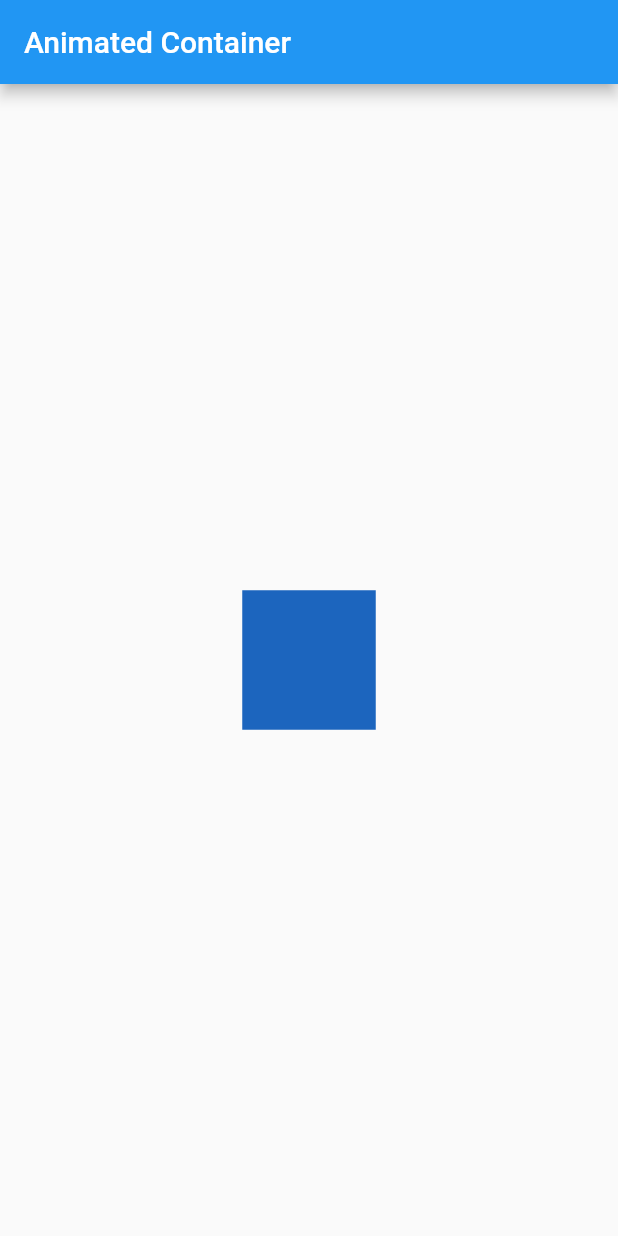
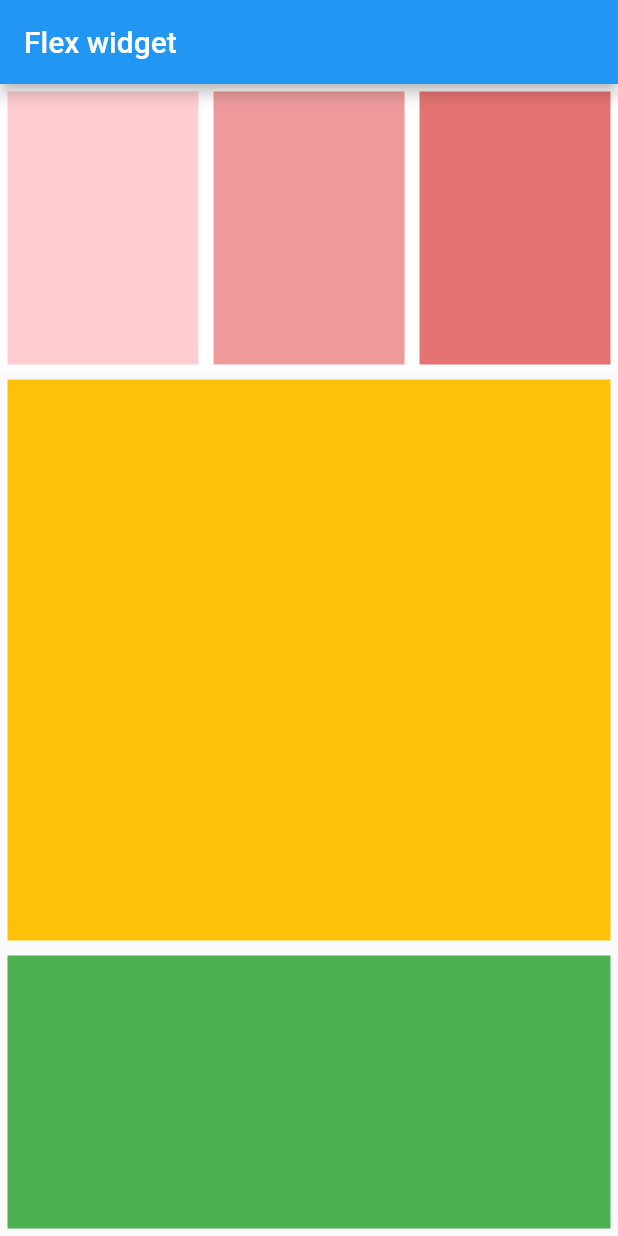
Before and after one commit to MFaqihRidho/learn-flutter, a Flutter app: the screen it shows after launch, on a phone screen of 412 x 824 dp. Run offline on Flutter 3.47's test engine with Material 2 defaults, Android fonts, the light colour scheme and no system bars.

Commit message:
✨ flexible widget

```diff
--- a/lib/main.dart
+++ b/lib/main.dart
@@ -13,26 +13,53 @@ class MyApp extends StatefulWidget {
 }
 
 class _MyAppState extends State<MyApp> {
-  Random random = Random();
-
   @override
   Widget build(BuildContext context) {
     return MaterialApp(
       home: Scaffold(
-        appBar: AppBar(title: Text('Animated Container')),
-        body: Center(
-          child: GestureDetector(
-            onTap: () {
-              setState(() {});
-            },
-            child: AnimatedContainer(
-              color: Color.fromARGB(255, random.nextInt(256),
-                  random.nextInt(256), random.nextInt(256)),
-              duration: Duration(milliseconds: 250),
-              width: 50.0 + random.nextInt(101),
-              height: 50.0 + random.nextInt(101),
-            ),
-          ),
+        appBar: AppBar(
+          title: Text('Flex widget'),
+        ),
+        body: Column(
+          children: [
+            Flexible(
+                flex: 1,
+                child: Container(
+                  color: Colors.white,
+                  child: Row(children: [
+                    Flexible(
+                        flex: 1,
+                        child: Container(
+                          margin: EdgeInsets.all(5),
+                          color: Colors.red.shade100,
+                        )),
+                    Flexible(
+                        flex: 1,
+                        child: Container(
+                          margin: EdgeInsets.all(5),
+                          color: Colors.red.shade200,
+                        )),
+                    Flexible(
+                        flex: 1,
+                        child: Container(
+                          margin: EdgeInsets.all(5),
+                          color: Colors.red.shade300,
+                        ))
+                  ]),
+                )),
+            Flexible(
+                flex: 2,
+                child: Container(
+                  margin: EdgeInsets.all(5),
+                  color: Colors.amber.shade500,
+                )),
+            Flexible(
+                flex: 1,
+                child: Container(
+                  margin: EdgeInsets.all(5),
+                  color: Colors.green.shade500,
+                )),
+          ],
         ),
       ),
     );
```
